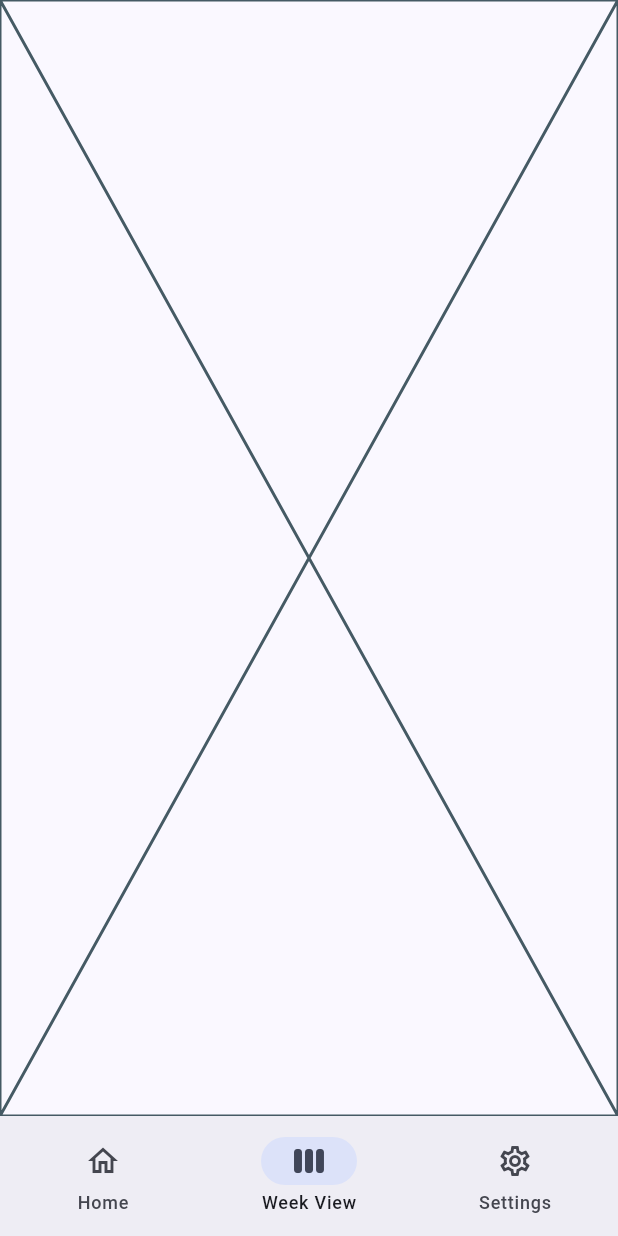
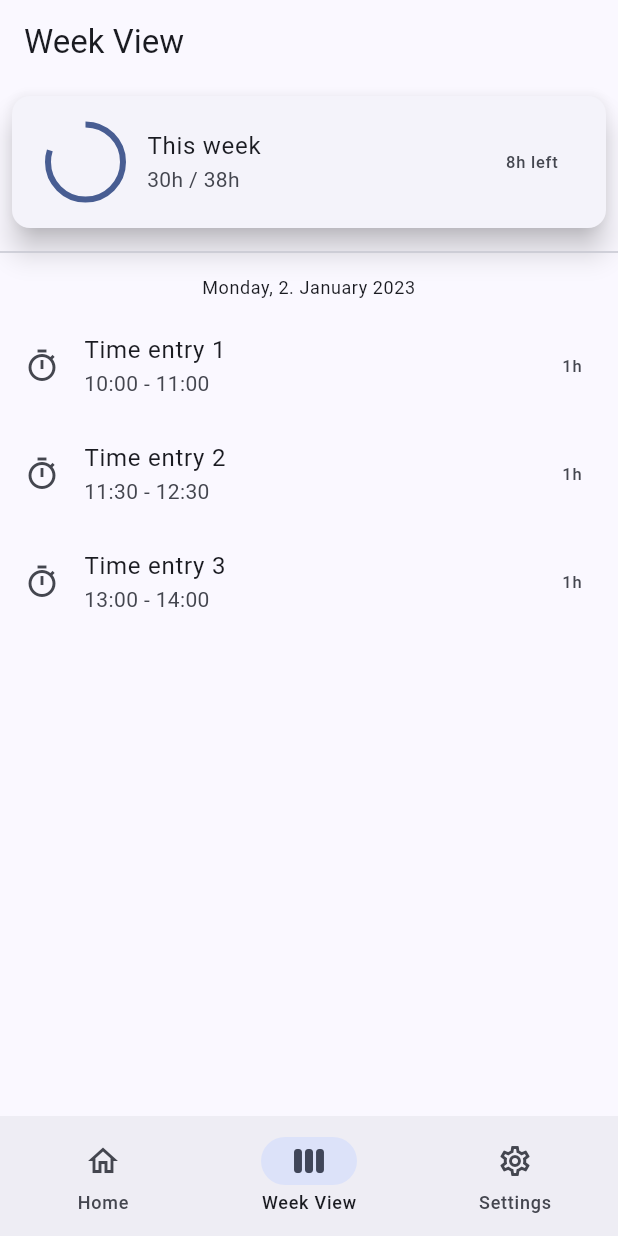
Before and after one commit to todoninja/timeninja, a Flutter app: the screen it shows after launch, item 2 of the bottom bar chosen, on a phone screen of 412 x 824 dp. Run offline on Flutter 3.47's test engine with Material 2 defaults, Android fonts, the phone set to English and light mode, and no system bars; our stand-ins replace bloc, drift, package_info_plus; accounts and stored records are empty; generated files the repository leaves out were written again.

Commit message:
Add first concept of week page

```diff
--- a/lib/week_view/view/week_view.dart
+++ b/lib/week_view/view/week_view.dart
@@ -1,6 +1,6 @@
 import 'package:flutter/material.dart';
-import 'package:flutter/src/widgets/container.dart';
-import 'package:flutter/src/widgets/framework.dart';
+import 'package:timeninja/keys.dart';
+import 'package:timeninja/l10n/l10n.dart';
 
 class WeekViewPage extends StatefulWidget {
   const WeekViewPage({super.key});
@@ -12,6 +12,62 @@ class WeekViewPage extends StatefulWidget {
 class _WeekViewPageState extends State<WeekViewPage> {
   @override
   Widget build(BuildContext context) {
-    return const Placeholder();
+    final l10n = context.l10n;
+    final theme = Theme.of(context);
+
+    return Scaffold(
+      appBar: AppBar(
+        title: Text(l10n.navBarWeekView),
+      ),
+      body: ListView(
+        children: [
+          const Card(
+            margin: EdgeInsets.all(mediumSpacing),
+            elevation: 8,
+            child: Padding(
+              padding: EdgeInsets.all(mediumSpacing),
+              child: ListTile(
+                leading: SizedBox(
+                  height: 50,
+                  width: 50,
+                  child: CircularProgressIndicator(value: 0.8),
+                ),
+                title: Text('This week'),
+                subtitle: Text('30h / 38h'),
+                trailing: Text('8h left'),
+              ),
+            ),
+          ),
+          const Divider(),
+          // List of time entries
+          const Padding(padding: EdgeInsets.all(smallSpacing)),
+          Text(
+            'Monday, 2. January 2023',
+            style: theme.textTheme.caption,
+            textAlign: TextAlign.center,
+          ),
+          const Padding(padding: EdgeInsets.all(smallSpacing)),
+
+          const ListTile(
+            leading: Icon(Icons.timer_outlined),
+            title: Text('Time entry 1'),
+            subtitle: Text('10:00 - 11:00'),
+            trailing: Text('1h'),
+          ),
+          const ListTile(
+            leading: Icon(Icons.timer_outlined),
+            title: Text('Time entry 2'),
+            subtitle: Text('11:30 - 12:30'),
+            trailing: Text('1h'),
+          ),
+          const ListTile(
+            leading: Icon(Icons.timer_outlined),
+            title: Text('Time entry 3'),
+            subtitle: Text('13:00 - 14:00'),
+            trailing: Text('1h'),
+          ),
+        ],
+      ),
+    );
   }
 }
```
